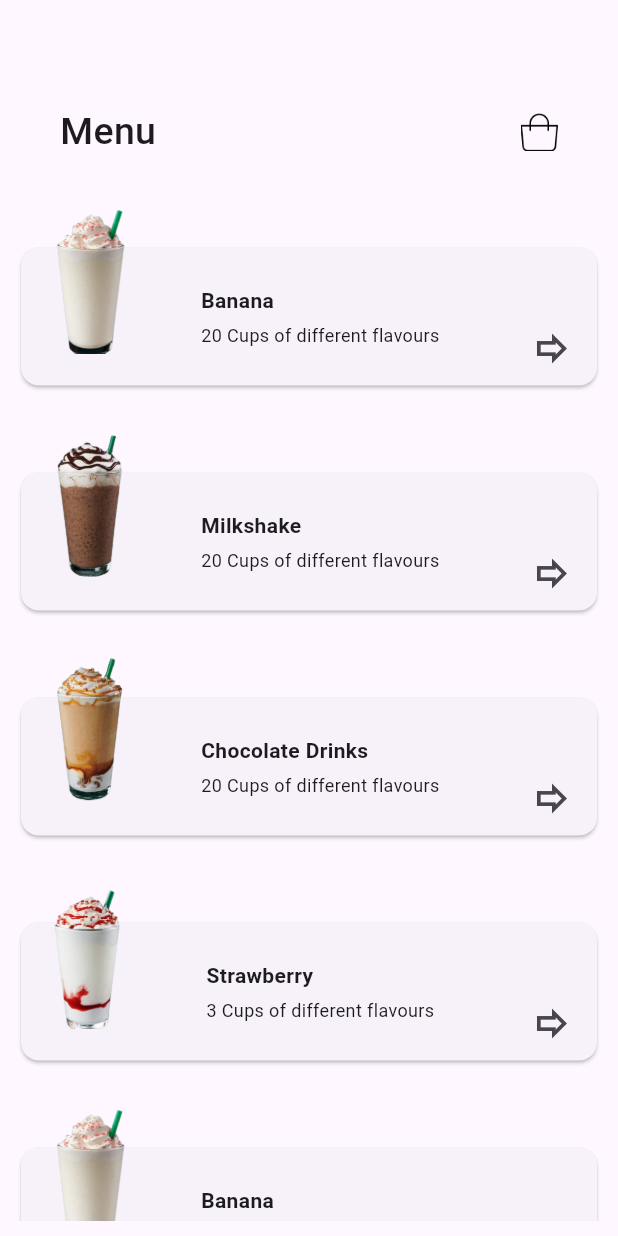
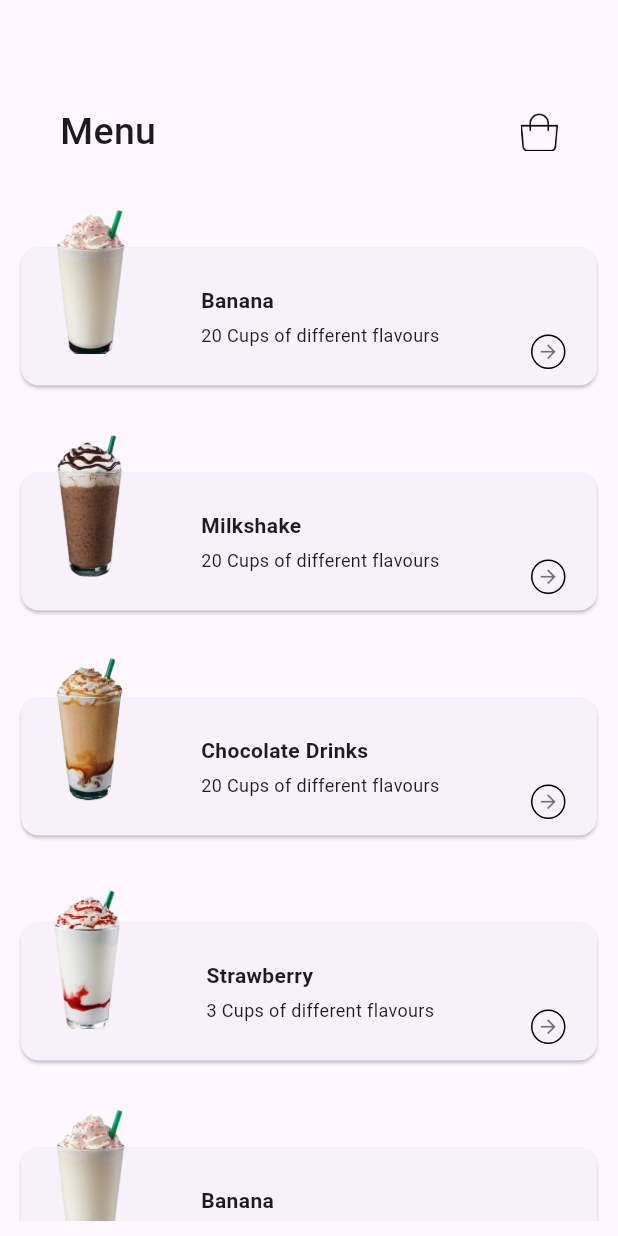
Before and after one commit to amir-yousry/premium_coffee_app, a Flutter app: the screen it shows after launch, on a phone screen of 412 x 824 dp. Run offline on Flutter 3.47's test engine with Material 3 defaults, Android fonts, the light colour scheme and no system bars.

Commit message:
Refines UI elements in home and splash screens
Adjusts the positioning and interaction of the forward button in the home screen for improved usability and aesthetics.

Simplifies the splash screen layout by centering the logo, enhancing visual presentation.

```diff
--- a/lib/features/home/home_screen.dart
+++ b/lib/features/home/home_screen.dart
@@ -78,10 +78,10 @@ class HomeScreen extends StatelessWidget {
                           ),
                         ),
                         Positioned(
-                          bottom: 30,
-                          right: 10,
-                          child: IconButton(
-                            onPressed: () {
+                          bottom: 40,
+                          right: 25,
+                          child: GestureDetector(
+                            onTap: () {
                               Navigator.push(
                                 context,
                                 MaterialPageRoute(
@@ -89,7 +89,18 @@ class HomeScreen extends StatelessWidget {
                                 ),
                               );
                             },
-                            icon: Icon(Icons.forward_outlined, size: 30),
+                            child: Container(
+                              padding: EdgeInsets.all(3),
+                              decoration: BoxDecoration(
+                                shape: BoxShape.circle,
+                                border: Border.all(color: Colors.black),
+                              ),
+                              child: Icon(
+                                Icons.arrow_forward_sharp,
+                                color: Colors.black54,
+                                size: 15,
+                              ),
+                            ),
                           ),
                         ),
                       ],
```
Also changed, not shown: lib/features/splash/splash_screen.dart (+1 -6 lines).
